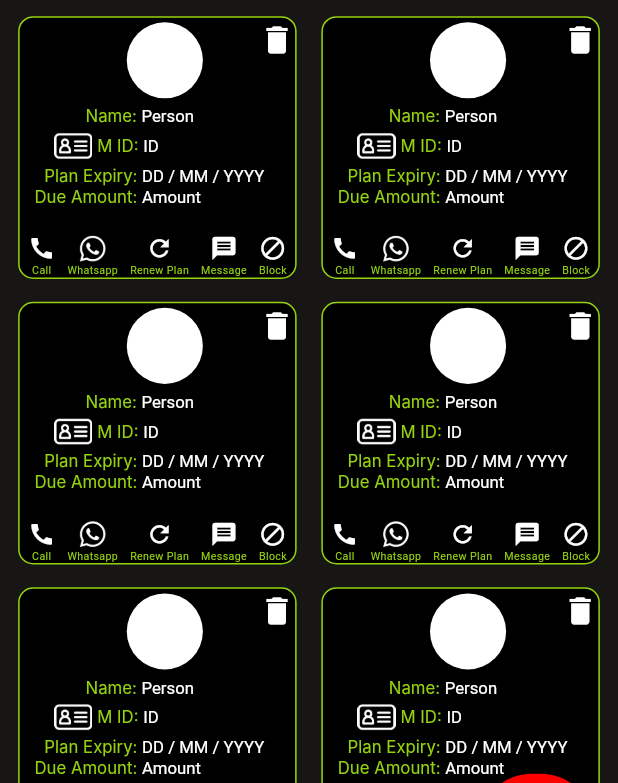
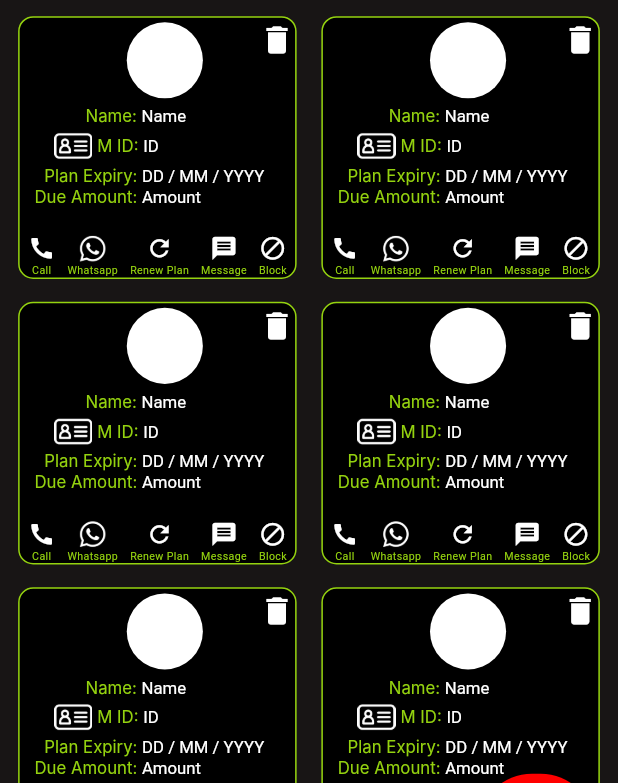
Before and after one commit to Sumeetbharali/360, a Flutter app: the screen it shows after launch, on a phone screen of 412 x 824 dp. Shown: the part 235-1018 px from the top of the screen. Run offline on Flutter 3.47's test engine with Material 3 defaults, Android fonts, the phone set to English and light mode, and no system bars; our stand-ins replace flutter_screenutil; Roboto replaces fonts that are missing (Inter).

Commit message:
- Member information to be

```diff
--- a/lib/core/configurations/pages_routes.dart
+++ b/lib/core/configurations/pages_routes.dart
@@ -1,4 +1,5 @@
 class PagesRoutes {
   static const String onBoardingView = "/";
   static const String mainLayout = "/layout";
+  static const String memberInformation = "/memberInformation";
 }
--- /dev/null
+++ b/lib/features/members/data/models/member_model.dart
@@ -0,0 +1,32 @@
+
+
+class MemberModel {
+  // MemberModel(this.id ="id", this.name =" name");
+  String name;
+
+  MemberModel(
+      {this.name = "Name ",
+      this.id = "ID",
+      this.planExpiry = "DD / MM / YYYY",
+      this.dueAmount = "Amount",
+      this.isTrainer = true,
+      this.plan = "Plan",
+      this.batchTime = "00:00 to 00:00",
+      this.height = "Height",
+      this.weight = "Weight",
+      this.chest = "Chest",
+      this.waist = "Waist",
+      this.information = "More information "});
+
+  String id;
+  String planExpiry;
+  String dueAmount;
+  bool isTrainer;
+  String plan;
+  String batchTime;
+  String height;
+  String weight;
+  String chest;
+  String waist;
+  String information;
+}
--- /dev/null
+++ b/lib/features/members/presentation/views/member_information.dart
@@ -0,0 +1,10 @@
+import 'package:flutter/material.dart';
+
+class MemberInformation extends StatelessWidget {
+  const MemberInformation({super.key});
+
+  @override
+  Widget build(BuildContext context) {
+    return const Placeholder();
+  }
+}
--- a/lib/features/members/presentation/views/members.dart
+++ b/lib/features/members/presentation/views/members.dart
@@ -22,7 +22,7 @@ class Members extends StatelessWidget {
               children: [
                 const DropDowns(),
                 verticalSpace(20),
-                const AllMembers(),
+                AllMembers(),
               ],
             ),
           ),
--- a/lib/features/members/presentation/widgets/all_members.dart
+++ b/lib/features/members/presentation/widgets/all_members.dart
@@ -1,12 +1,15 @@
 import 'package:flutter/material.dart';
 import 'package:flutter_screenutil/flutter_screenutil.dart';
+import 'package:gym_management/features/members/data/models/member_model.dart';
 
-import 'member.dart';
+import 'member/member.dart';
 
 class AllMembers extends StatelessWidget {
-  const AllMembers({
+  AllMembers({
     super.key,
   });
+
+  MemberModel member = MemberModel();
 
   @override
   Widget build(BuildContext context) {
@@ -22,12 +25,7 @@ class AllMembers extends StatelessWidget {
               mainAxisSpacing: 15.h, // Space between rows
             ),
             itemBuilder: (context, index) {
-              return Member(
-                name: "Person",
-                id: "ID",
-                expiryDate: "DD / MM / YYYY",
-                dueAmount: "Amount",
-              );
+              return Member(member: member);
             }),
       ),
     );
--- a/lib/features/members/presentation/widgets/member.dart
+++ /dev/null
@@ -1,71 +0,0 @@
-import 'package:flutter/material.dart';
-import 'package:flutter_screenutil/flutter_screenutil.dart';
-
-import '../../../../core/theme/color_palette.dart';
-import '../../../../core/widgets/space.dart';
-import 'item_nav_bar.dart';
-import 'member_details_field.dart';
-
-class Member extends StatelessWidget {
-  Member(
-      {super.key,
-      required this.name,
-      required this.dueAmount,
-      required this.expiryDate,
-      required this.id});
-
-  String name, id, expiryDate, dueAmount;
-
-  @override
-  Widget build(BuildContext context) {
-    return Container(
-      padding: EdgeInsets.only(top: 3.h),
-      height: 170.h,
-      width: 180.w,
-      decoration: BoxDecoration(
-          color: Colors.black,
-          borderRadius: BorderRadius.circular(10),
-          border: Border.all(color: ColorPalette.mainGreen, width: 1.sp)),
-      child: Column(
-        crossAxisAlignment: CrossAxisAlignment.start,
-        children: [
-          Row(
-            crossAxisAlignment: CrossAxisAlignment.start,
-            children: [
-              horizontalSpace(65),
-              CircleAvatar(
-                radius: 25.sp,
-                backgroundColor: Colors.white,
-              ),
-              const Spacer(),
-              GestureDetector(onTap: () {}, child: const Icon(Icons.delete)),
-            ],
-          ),
-          verticalSpace(5),
-          MemberDetailsField(
-            field: 'Name',
-            value: name,
-            leftMargin: 40,
-          ),
-          Row(
-            children: [
-              horizontalSpace(21),
-              ImageIcon(
-                const AssetImage("assets/icons/idCardLogo.png"),
-                size: 25.sp,
-              ),
-              horizontalSpace(3),
-              MemberDetailsField(field: "M ID", value: id),
-            ],
-          ),
-          MemberDetailsField(
-              field: "Plan Expiry", value: expiryDate, leftMargin: 15),
-          MemberDetailsField(
-              field: "Due Amount", value: dueAmount, leftMargin: 9),
-          Spacer(),
-          ItemNavBar()
-        ],
-      ),
-    );
-  }
-}
--- /dev/null
+++ b/lib/features/members/presentation/widgets/member/member.dart
@@ -0,0 +1,44 @@
+import 'package:flutter/material.dart';
+import 'package:flutter_screenutil/flutter_screenutil.dart';
+import 'package:gym_management/core/configurations/pages_routes.dart';
+import 'package:gym_management/features/members/presentation/widgets/member/member_body.dart';
+
+import '../../../../../core/theme/color_palette.dart';
+import '../../../../../core/widgets/space.dart';
+import '../../../data/models/member_model.dart';
+import 'member_nav_bar.dart';
+import 'member_top.dart';
+
+class Member extends StatelessWidget {
+  Member({super.key, required this.member});
+
+  MemberModel member;
+
+  @override
+  Widget build(BuildContext context) {
+    return GestureDetector(
+      onTap: () {
+        Navigator.pushNamed(context, PagesRoutes.memberInformation);
+      },
+      child: Container(
+        padding: EdgeInsets.only(top: 3.h),
+        height: 170.h,
+        width: 180.w,
+        decoration: BoxDecoration(
+            color: Colors.black,
+            borderRadius: BorderRadius.circular(10),
+            border: Border.all(color: ColorPalette.mainGreen, width: 1.sp)),
+        child: Column(
+          crossAxisAlignment: CrossAxisAlignment.start,
+          children: [
+            const MemberTop(),
+            verticalSpace(5),
+            MemberBody(member: member),
+            const Spacer(),
+            const MemberNavBar()
+          ],
+        ),
+      ),
+    );
+  }
+}
--- /dev/null
+++ b/lib/features/members/presentation/widgets/member/member_body.dart
@@ -0,0 +1,47 @@
+import 'package:flutter/material.dart';
+import 'package:flutter_screenutil/flutter_screenutil.dart';
+import 'package:gym_management/features/members/data/models/member_model.dart';
+
+import '../../../../../core/widgets/space.dart';
+import 'member_details_field.dart';
+
+class MemberBody extends StatelessWidget {
+  MemberBody({
+    super.key,
+    required this.member,
+  });
+
+  MemberModel member;
+
+  @override
+  Widget build(BuildContext context) {
+    return Column(
+      crossAxisAlignment: CrossAxisAlignment.start,
+      children: [
+        MemberDetailsField(
+          field: 'Name',
+          value: member.name,
+          leftMargin: 40,
+        ),
+        Row(
+          children: [
+            horizontalSpace(21),
+            ImageIcon(
+              const AssetImage("assets/icons/idCardLogo.png"),
+              size: 25.sp,
+            ),
+            horizontalSpace(3),
+            MemberDetailsField(field: "M ID", value: member.id),
+          ],
+        ),
+        MemberDetailsField(
+            field: "Plan Expiry", value: member.planExpiry, leftMargin: 15),
+        MemberDetailsField(
+          field: "Due Amount",
+          value: member.dueAmount,
+          leftMargin: 9,
+        ),
+      ],
+    );
+  }
+}
--- a/lib/features/members/presentation/widgets/member_details_field.dart
+++ b/lib/features/members/presentation/widgets/member/member_details_field.dart
@@ -1,7 +1,7 @@
 import 'package:flutter/material.dart';
 import 'package:flutter_screenutil/flutter_screenutil.dart';
 
-import '../../../../core/theme/text_styles.dart';
+import '../../../../../core/theme/text_styles.dart';
 
 class MemberDetailsField extends StatelessWidget {
   MemberDetailsField(
--- a/lib/features/members/presentation/widgets/item_nav_bar.dart
+++ b/lib/features/members/presentation/widgets/member/member_nav_bar.dart
@@ -1,9 +1,10 @@
 import 'package:flutter/material.dart';
 import 'package:flutter_screenutil/flutter_screenutil.dart';
-import 'package:gym_management/features/members/presentation/widgets/item_nav_bar_component.dart';
 
-class ItemNavBar extends StatelessWidget {
-  const ItemNavBar({
+import 'member_nav_bar_component.dart';
+
+class MemberNavBar extends StatelessWidget {
+  const MemberNavBar({
     super.key,
   });
 
@@ -14,35 +15,35 @@ class ItemNavBar extends StatelessWidget {
       child: Row(
         mainAxisAlignment: MainAxisAlignment.spaceBetween,
         children: [
-          ItemNavBarComponent(
+          MemberNavBarComponent(
               onTap: () {},
               icon: Icon(
                 Icons.call,
                 size: 18.sp,
               ),
               label: "Call"),
-          ItemNavBarComponent(
+          MemberNavBarComponent(
               onTap: () {},
               icon: ImageIcon(
                 AssetImage("assets/icons/whatsappIcon.png"),
                 size: 18.sp,
               ),
               label: "Whatsapp"),
-          ItemNavBarComponent(
+          MemberNavBarComponent(
               onTap: () {},
               icon: Icon(
                 Icons.refresh,
                 size: 18.sp,
               ),
               label: "Renew Plan"),
-          ItemNavBarComponent(
+          MemberNavBarComponent(
               onTap: () {},
               icon: Icon(
                 Icons.message,
                 size: 18.sp,
               ),
               label: "Message"),
-          ItemNavBarComponent(
+          MemberNavBarComponent(
               onTap: () {},
               icon: Icon(
                 Icons.block,
--- a/lib/features/members/presentation/widgets/item_nav_bar_component.dart
+++ b/lib/features/members/presentation/widgets/member/member_nav_bar_component.dart
@@ -1,10 +1,10 @@
 import 'package:flutter/material.dart';
 import 'package:flutter_screenutil/flutter_screenutil.dart';
 
-import '../../../../core/theme/color_palette.dart';
+import '../../../../../core/theme/color_palette.dart';
 
-class ItemNavBarComponent extends StatelessWidget {
-  ItemNavBarComponent(
+class MemberNavBarComponent extends StatelessWidget {
+  MemberNavBarComponent(
       {super.key,
       required this.onTap,
       required this.icon,
--- /dev/null
+++ b/lib/features/members/presentation/widgets/member/member_top.dart
@@ -0,0 +1,26 @@
+import 'package:flutter/material.dart';
+import 'package:flutter_screenutil/flutter_screenutil.dart';
+
+import '../../../../../core/widgets/space.dart';
+
+class MemberTop extends StatelessWidget {
+  const MemberTop({
+    super.key,
+  });
+
+  @override
+  Widget build(BuildContext context) {
+    return Row(
+      crossAxisAlignment: CrossAxisAlignment.start,
+      children: [
+        horizontalSpace(65),
+        CircleAvatar(
+          radius: 25.sp,
+          backgroundColor: Colors.white,
+        ),
+        const Spacer(),
+        GestureDetector(onTap: () {}, child: const Icon(Icons.delete)),
+      ],
+    );
+  }
+}
```
